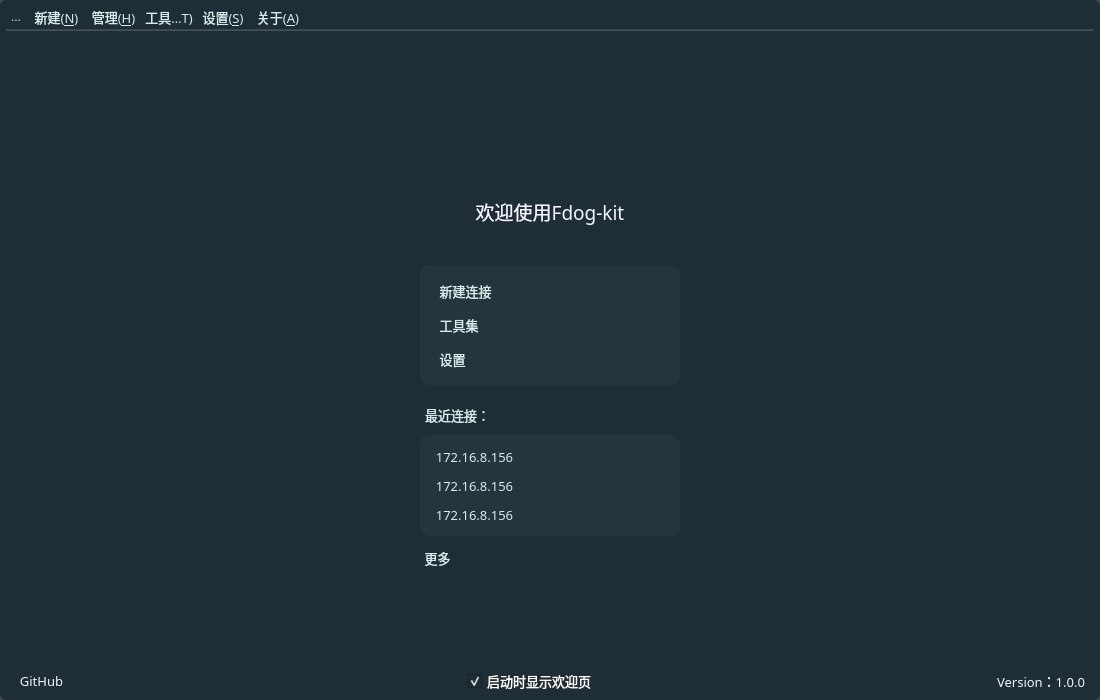
HuaGouFdog/Fdog-Kit, file mainwindow.ui: the form before one commit.
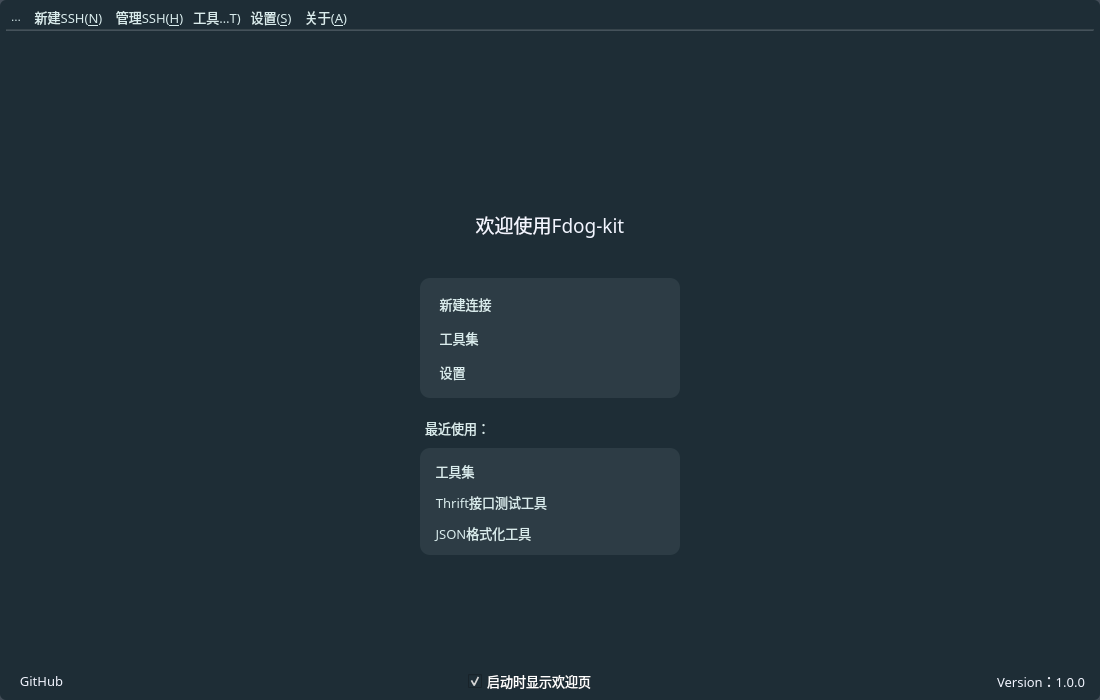
The form after the commit. Icons and pictures are not drawn.

```diff
--- a/mainwindow.ui
+++ b/mainwindow.ui
@@ -233,7 +233,7 @@
 }</string>
          </property>
          <property name="text">
-          <string>新建(&amp;N)</string>
+          <string>新建SSH(&amp;N)</string>
          </property>
          <property name="iconSize">
           <size>
@@ -290,7 +290,7 @@
 }</string>
          </property>
          <property name="text">
-          <string>管理(&amp;H)</string>
+          <string>管理SSH(&amp;H)</string>
          </property>
          <property name="iconSize">
           <size>
@@ -3340,7 +3340,7 @@
                              </size>
                             </property>
                             <property name="styleSheet">
-                             <string notr="true">background-color: rgba(217, 236, 237, 10);
+                             <string notr="true">background-color: rgba(217, 236, 237, 20);
 border-radius: 10px;</string>
                             </property>
                             <layout class="QVBoxLayout" name="verticalLayout_10">
@@ -3600,7 +3600,7 @@
 padding-right:3px;</string>
                                </property>
                                <property name="text">
-                                <string>最近连接：</string>
+                                <string>最近使用：</string>
                                </property>
                               </widget>
                              </item>
@@ -3619,7 +3619,7 @@
                                 </size>
                                </property>
                                <property name="styleSheet">
-                                <string notr="true">background-color: rgba(217, 236, 237, 10);
+                                <string notr="true">background-color: rgba(217, 236, 237, 20);
 border-radius: 10px;
 color: rgb(217, 236, 237);</string>
                                </property>
@@ -3627,56 +3627,6 @@
                                 <property name="spacing">
                                  <number>8</number>
                                 </property>
-                                <item>
-                                 <widget class="QToolButton" name="toolButton_20">
-                                  <property name="sizePolicy">
-                                   <sizepolicy hsizetype="Maximum" vsizetype="Maximum">
-                                    <horstretch>50</horstretch>
-                                    <verstretch>50</verstretch>
-                                   </sizepolicy>
-                                  </property>
-                                  <property name="font">
-                                   <font>
-                                    <family>OPPOSans B</family>
-                                    <pointsize>10</pointsize>
-                                    <stylestrategy>PreferAntialias</stylestrategy>
-                                   </font>
-                                  </property>
-                                  <property name="layoutDirection">
-                                   <enum>Qt::LeftToRight</enum>
-                                  </property>
-                                  <property name="styleSheet">
-                                   <string notr="true">QToolButton {
-	color: rgb(217, 236, 237);
-	background-color: rgba(255, 255, 255, 0);
-	border: none;
-}
-
-QToolButton::menu-indicator { 
-	image: None;
-}
-
- 
-QToolButton:hover {
-	color: rgb(255, 255, 255);
-	background-color: rgba(255, 255, 255, 0);
-	border: none;
-}</string>
-                                  </property>
-                                  <property name="text">
-                                   <string>172.16.8.156</string>
-                                  </property>
-                                  <property name="iconSize">
-                                   <size>
-                                    <width>20</width>
-                                    <height>20</height>
-                                   </size>
-                                  </property>
-                                  <property name="toolButtonStyle">
-                                   <enum>Qt::ToolButtonTextBesideIcon</enum>
-                                  </property>
-                                 </widget>
-                                </item>
                                 <item>
                                  <widget class="QToolButton" name="toolButton_21">
                                   <property name="sizePolicy">
@@ -3714,12 +3664,66 @@
 }</string>
                                   </property>
                                   <property name="text">
-                                   <string>172.16.8.156</string>
+                                   <string>工具集</string>
                                   </property>
                                   <property name="iconSize">
                                    <size>
-                                    <width>20</width>
-                                    <height>20</height>
+                                    <width>16</width>
+                                    <height>16</height>
+                                   </size>
+                                  </property>
+                                  <property name="toolButtonStyle">
+                                   <enum>Qt::ToolButtonTextBesideIcon</enum>
+                                  </property>
+                                 </widget>
+                                </item>
+                                <item>
+                                 <widget class="QToolButton" name="toolButton_20">
+                                  <property name="sizePolicy">
+                                   <sizepolicy hsizetype="Maximum" vsizetype="Maximum">
+                                    <horstretch>50</horstretch>
+                                    <verstretch>50</verstretch>
+                                   </sizepolicy>
+                                  </property>
+                                  <property name="font">
+                                   <font>
+                                    <family>OPPOSans B</family>
+                                    <pointsize>10</pointsize>
+                                    <stylestrategy>PreferAntialias</stylestrategy>
+                                   </font>
+                                  </property>
+                                  <property name="layoutDirection">
+                                   <enum>Qt::LeftToRight</enum>
+                                  </property>
+                                  <property name="styleSheet">
+                                   <string notr="true">QToolButton {
+	color: rgb(217, 236, 237);
+	background-color: rgba(255, 255, 255, 0);
+	border: none;
+}
+
+QToolButton::menu-indicator { 
+	image: None;
+}
+
+ 
+QToolButton:hover {
+	color: rgb(255, 255, 255);
+	background-color: rgba(255, 255, 255, 0);
+	border: none;
+}</string>
+                                  </property>
+                                  <property name="text">
+                                   <string>Thrift接口测试工具</string>
+                                  </property>
+                                  <property name="icon">
+                                   <iconset resource="lib.qrc">
+                                    <normaloff>:/lib/test.png</normaloff>:/lib/test.png</iconset>
+                                  </property>
+                                  <property name="iconSize">
+                                   <size>
+                                    <width>16</width>
+                                    <height>16</height>
                                    </size>
                                   </property>
                                   <property name="toolButtonStyle">
@@ -3764,12 +3768,16 @@
 }</string>
                                   </property>
                                   <property name="text">
-                                   <string>172.16.8.156</string>
+                                   <string>JSON格式化工具</string>
+                                  </property>
+                                  <property name="icon">
+                                   <iconset resource="lib.qrc">
+                                    <normaloff>:/lib/json (2).png</normaloff>:/lib/json (2).png</iconset>
                                   </property>
                                   <property name="iconSize">
                                    <size>
-                                    <width>20</width>
-                                    <height>20</height>
+                                    <width>16</width>
+                                    <height>16</height>
                                    </size>
                                   </property>
                                   <property name="toolButtonStyle">
@@ -3780,56 +3788,6 @@
                                </layout>
                               </widget>
                              </item>
-                             <item>
-                              <widget class="QToolButton" name="widget_welcome_body_widget2_nearestConnectionInfo_more">
-                               <property name="sizePolicy">
-                                <sizepolicy hsizetype="Maximum" vsizetype="Maximum">
-                                 <horstretch>50</horstretch>
-                                 <verstretch>50</verstretch>
-                                </sizepolicy>
-                               </property>
-                               <property name="font">
-                                <font>
-                                 <family>OPPOSans B</family>
-                                 <pointsize>10</pointsize>
-                                 <stylestrategy>PreferAntialias</stylestrategy>
-                                </font>
-                               </property>
-                               <property name="layoutDirection">
-                                <enum>Qt::LeftToRight</enum>
-                               </property>
-                               <property name="styleSheet">
-                                <string notr="true">QToolButton {
-	color: rgb(217, 236, 237);
-	background-color: rgba(255, 255, 255, 0);
-	border: none;
-}
-
-QToolButton::menu-indicator { 
-	image: None;
-}
-
- 
-QToolButton:hover {
-	color: rgb(255, 255, 255);
-	background-color: rgba(255, 255, 255, 0);
-	border: none;
-}</string>
-                               </property>
-                               <property name="text">
-                                <string>更多</string>
-                               </property>
-                               <property name="iconSize">
-                                <size>
-                                 <width>20</width>
-                                 <height>20</height>
-                                </size>
-                               </property>
-                               <property name="toolButtonStyle">
-                                <enum>Qt::ToolButtonTextBesideIcon</enum>
-                               </property>
-                              </widget>
-                             </item>
                             </layout>
                            </widget>
                           </item>
```
Left out of the diff: 4 changed lines with no effect on the pictures.
